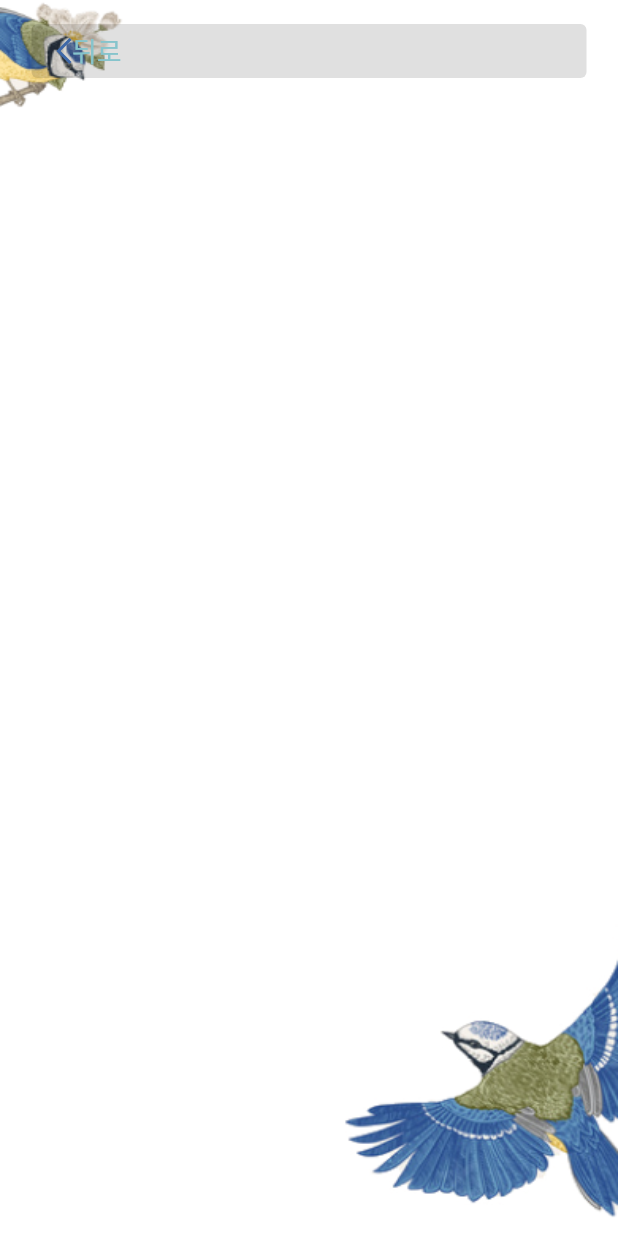
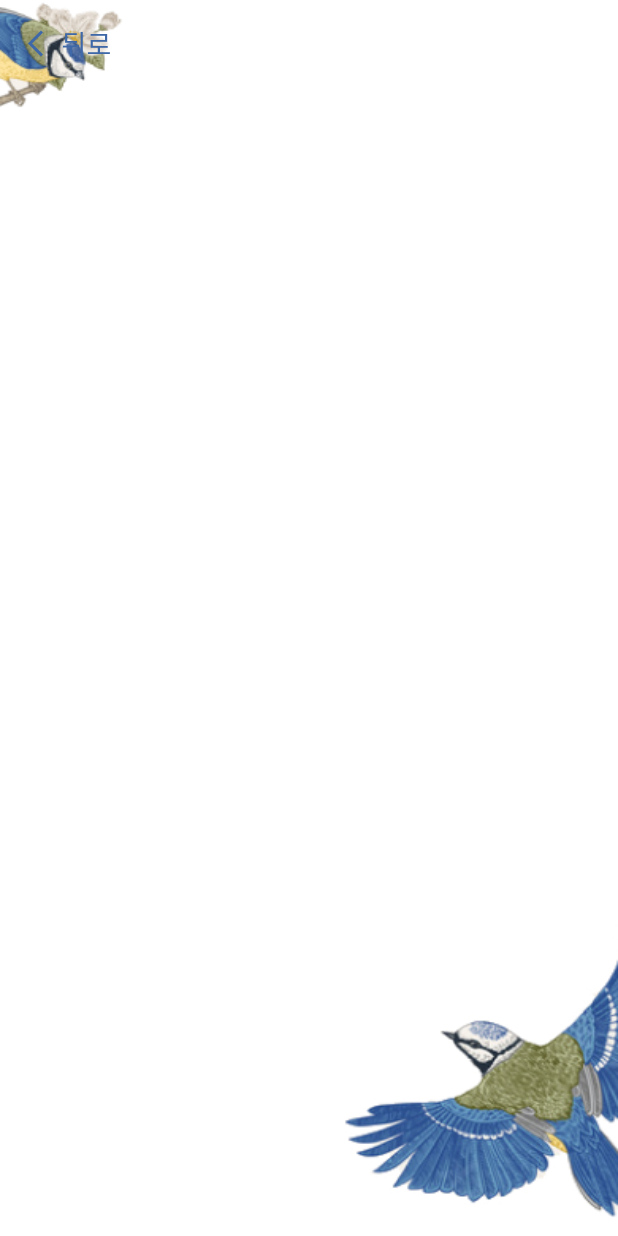
Before and after one commit to YeonJeans/Saera-Flutter, a Flutter app: the BookmarkPage screen opened directly, on a phone screen of 412 x 824 dp. Run offline on Flutter 3.47's test engine with Material 2 defaults, Android fonts, the phone set to English and light mode, and no system bars; our stand-ins replace flutter_svg.

```diff
--- a/lib/home/presentation/bookmark_screen.dart
+++ b/lib/home/presentation/bookmark_screen.dart
@@ -13,30 +13,29 @@ class _BookmarkPageState extends State<BookmarkPage> {
   @override
   Widget build(BuildContext context) {
     Widget appBarSection = Container(
-      padding: const EdgeInsets.symmetric(vertical: 10),
+      padding: const EdgeInsets.symmetric(vertical: 5),
       child: Column(
         crossAxisAlignment: CrossAxisAlignment.start,
         children: [
-          ElevatedButton(
-              onPressed: null,
-              child: Row(
-                children: [
-                  SvgPicture.asset(
+          TextButton.icon(
+              onPressed: () => Navigator.pop(context),
+              style: ElevatedButton.styleFrom(
+                  backgroundColor: Colors.transparent
+              ),
+              icon: SvgPicture.asset(
                 'assets/icons/back.svg',
                 fit: BoxFit.scaleDown,
               ),
-                  const Text(
-                      '뒤로',
-                      style: TextStyle(color: ColorStyles.saeraBlue, fontSize: 18, fontFamily: "NotoSansKR", fontWeight: FontWeight.normal)
-                  )
-                ],
-              )
+              label: const Text(' 뒤로', style: TextStyle(color: ColorStyles.primary, fontSize: 18, fontFamily: "NotoSansKR", fontWeight: FontWeight.normal))
+
           )
         ],
       ),
     );
 
-    return SafeArea(
+    return Container(
+      color: const Color(0xfff0f8ff),
+      child: SafeArea(
           child: Scaffold(
             backgroundColor: Colors.transparent,
             resizeToAvoidBottomInset: false,
@@ -48,13 +47,14 @@ class _BookmarkPageState extends State<BookmarkPage> {
                   )
               ),
               child: ListView(
-              padding: const EdgeInsets.symmetric(horizontal: 21),
+                padding: const EdgeInsets.symmetric(horizontal: 10),
                 children: <Widget>[
                   appBarSection
                 ],
               ),
             ),
           )
+      ),
     );
   }
 }
```
Lines whose indentation alone changed are shown as unchanged.
